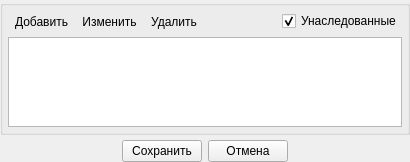
Above: src/plugins/modeleride/permissionwidget.ui from rdnvndr/raindrop before the change. Below: the same form after it.
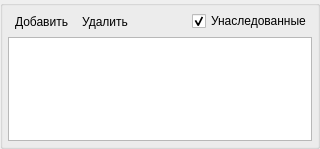
That is the form after the change. Icons and pictures are not drawn.

```diff
--- a/src/plugins/modeleride/permissionwidget.ui
+++ b/src/plugins/modeleride/permissionwidget.ui
@@ -6,8 +6,8 @@
    <rect>
     <x>0</x>
     <y>0</y>
-    <width>410</width>
-    <height>162</height>
+    <width>320</width>
+    <height>149</height>
    </rect>
   </property>
   <property name="windowTitle">
@@ -78,29 +78,6 @@
           </property>
          </widget>
         </item>
-        <item>
-         <widget class="QToolButton" name="toolButtonEdit">
-          <property name="text">
-           <string>Изменить</string>
-          </property>
-          <property name="icon">
-           <iconset resource="modeleride.qrc">
-            <normaloff>:/edit</normaloff>:/edit</iconset>
-          </property>
-          <property name="iconSize">
-           <size>
-            <width>16</width>
-            <height>16</height>
-           </size>
-          </property>
-          <property name="toolButtonStyle">
-           <enum>Qt::ToolButtonTextBesideIcon</enum>
-          </property>
-          <property name="autoRaise">
-           <bool>true</bool>
-          </property>
-         </widget>
-        </item>
         <item>
          <widget class="QToolButton" name="toolButtonDelete">
           <property name="text">
@@ -159,53 +136,6 @@
      </layout>
     </widget>
    </item>
-   <item>
-    <layout class="QHBoxLayout" name="horizontalLayoutSave">
-     <property name="spacing">
-      <number>6</number>
-     </property>
-     <item>
-      <spacer name="horizontalSpacerLeft">
-       <property name="orientation">
-        <enum>Qt::Horizontal</enum>
-       </property>
-       <property name="sizeHint" stdset="0">
-        <size>
-         <width>40</width>
-         <height>20</height>
-        </size>
-       </property>
-      </spacer>
-     </item>
-     <item>
-      <widget class="QPushButton" name="pushButtonSave">
-       <property name="text">
-        <string>Сохранить</string>
-       </property>
-      </widget>
-     </item>
-     <item>
-      <widget class="QPushButton" name="pushButtonCancel">
-       <property name="text">
-        <string>Отмена</string>
-       </property>
-      </widget>
-     </item>
-     <item>
-      <spacer name="horizontalSpacerRight">
-       <property name="orientation">
-        <enum>Qt::Horizontal</enum>
-       </property>
-       <property name="sizeHint" stdset="0">
-        <size>
-         <width>40</width>
-         <height>20</height>
-        </size>
-       </property>
-      </spacer>
-     </item>
-    </layout>
-   </item>
   </layout>
  </widget>
  <resources>
```
